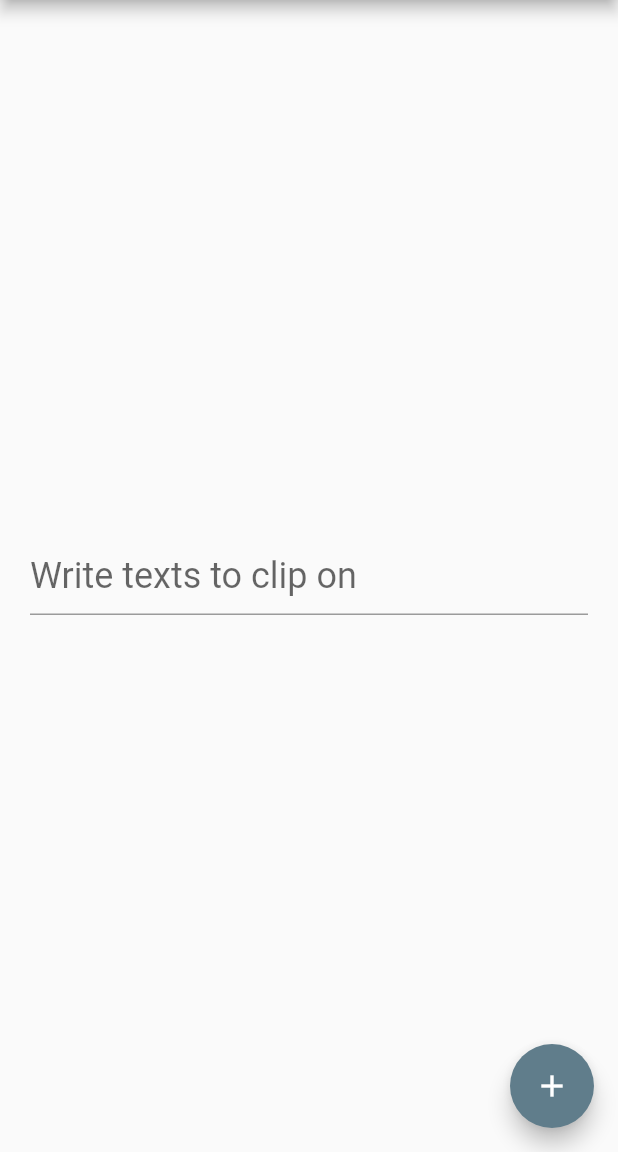
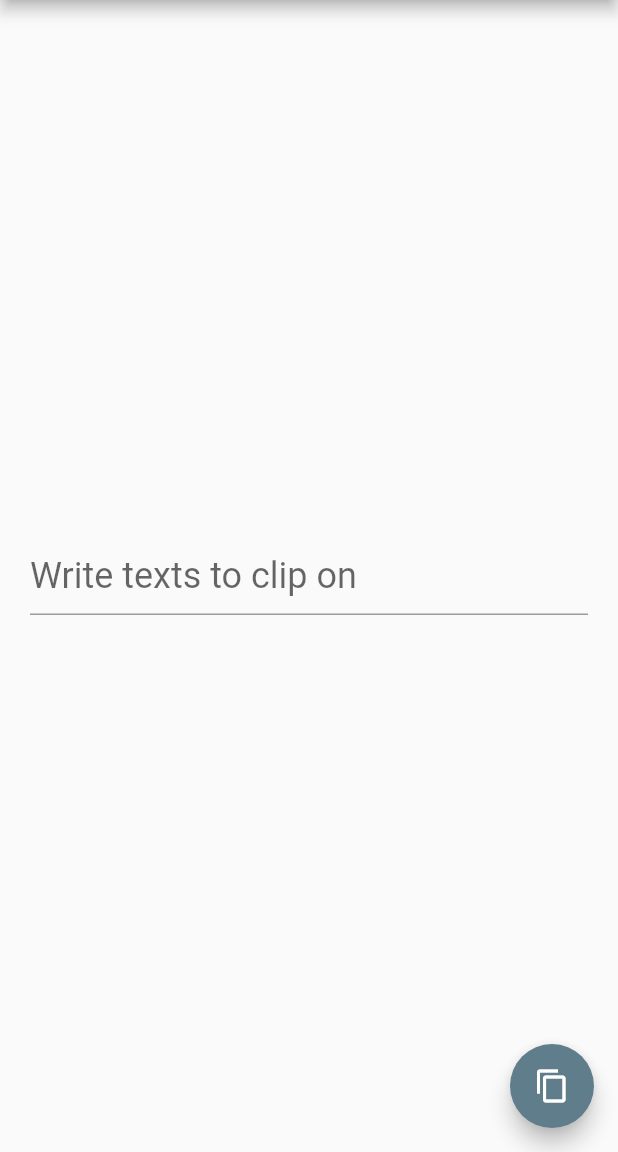
Before and after one commit to wanbok/AutoClip, a Flutter app: the screen it shows after launch, on a phone screen of 412 x 824 dp, the part 84-1236 px from its top. Run offline on Flutter 3.47's test engine with Material 2 defaults, Android fonts, the phone set to English and light mode, and no system bars.

Commit message:
Make it works with the very minimal feature

```diff
--- a/lib/main.dart
+++ b/lib/main.dart
@@ -1,4 +1,5 @@
 import 'package:flutter/material.dart';
+import 'package:flutter/services.dart';
 
 void main() => runApp(AutoClipApp());
 
@@ -44,16 +45,19 @@ class Main extends StatefulWidget {
 }
 
 class _MainState extends State<Main> {
-  int _counter = 0;
-
-  void _incrementCounter() {
+  final key = new GlobalKey<ScaffoldState>();
+  final textEditingController = TextEditingController();
+  void _contentCopy(String text) {
     setState(() {
       // This call to setState tells the Flutter framework that something has
       // changed in this State, which causes it to rerun the build method below
       // so that the display can reflect the updated values. If we changed
       // _counter without calling setState(), then the build method would not be
       // called again, and so nothing would appear to happen.
-      _counter++;
+      Clipboard.setData(new ClipboardData(text: text));
+      key.currentState.showSnackBar(
+        new SnackBar(content: new Text("Copied to Clipboard: " + text),)
+      );
     });
   }
 
@@ -66,6 +70,7 @@ class _MainState extends State<Main> {
     // fast, so that you can just rebuild anything that needs updating rather
     // than having to individually change instances of widgets.
     return Scaffold(
+      key: key,
       appBar: AppBar(
         // Here we take the value from the Main object that was created by
         // the App.build method, and use it to set our appbar title.
@@ -91,6 +96,7 @@ class _MainState extends State<Main> {
           mainAxisAlignment: MainAxisAlignment.center,
           children: <Widget>[
             TextField(
+              controller: textEditingController,
               decoration: InputDecoration(
                 hintText: 'Write texts to clip on'
               ),
@@ -100,9 +106,9 @@ class _MainState extends State<Main> {
         ),
       ),
       floatingActionButton: FloatingActionButton(
-        onPressed: _incrementCounter,
-        tooltip: 'Increment',
-        child: Icon(Icons.add),
+        onPressed: (){ _contentCopy(textEditingController.text); },
+        tooltip: 'Copy',
+        child: Icon(Icons.content_copy),
       ), // This trailing comma makes auto-formatting nicer for build methods.
     );
   }
```
